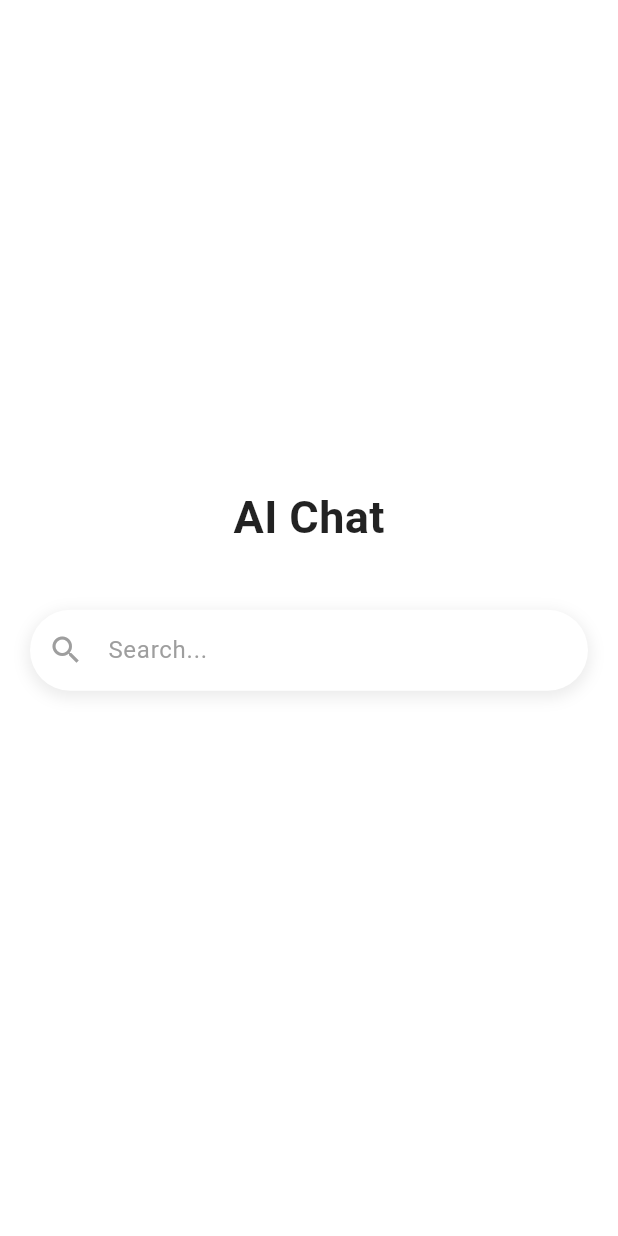
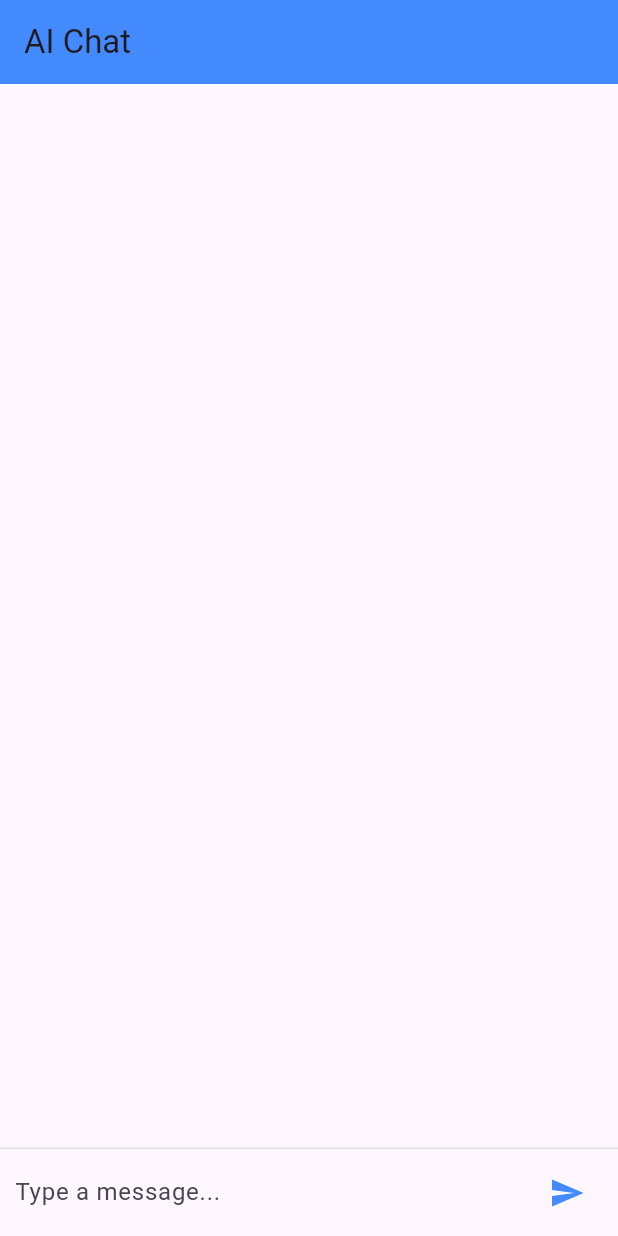
Before and after one commit to FarrelAD/Flutter-AI-Chat-App, a Flutter app: the screen it shows after launch, on a phone screen of 412 x 824 dp. Run offline on Flutter 3.47's test engine with Material 3 defaults, Android fonts, the phone set to English and light mode, and no system bars; our stand-ins replace flutter_dotenv.

Commit message:
update app layout

```diff
--- a/lib/main.dart
+++ b/lib/main.dart
@@ -1,70 +1,122 @@
 import 'package:flutter/material.dart';
+import 'package:flutter_dotenv/flutter_dotenv.dart';
+import 'package:flutter_ai_chat/AIModelHelper.dart';
 
-void main() {
-	runApp(MyApp());
+void main() async {
+	await dotenv.load(fileName: ".env");
+	runApp(const MyApp());
 }
 
 class MyApp extends StatelessWidget {
+	const MyApp({super.key});
+
 	@override
 	Widget build(BuildContext context) {
 		return MaterialApp(
-		debugShowCheckedModeBanner: false,
-		title: 'Search Page',
-		home: SearchHomePage(),
+			debugShowCheckedModeBanner: false,
+			title: 'AI Chat App',
+			home: const ChatHomePage(),
 		);
 	}
 }
 
-class SearchHomePage extends StatelessWidget {
+class ChatHomePage extends StatefulWidget {
+	const ChatHomePage({super.key});
+
+	@override
+	State<ChatHomePage> createState() => _ChatHomePageState();
+}
+
+class _ChatHomePageState extends State<ChatHomePage> {
+	final List<Map<String, String>> _messages = [];
+	final TextEditingController _controller = TextEditingController();
+
+	void _sendMessage(String text) async {
+		processChat("What is the capital of France?");
+
+
+
+		setState(() {
+			_messages.add({'user': text});
+		});
+
+		Future.delayed(const Duration(seconds: 1), () {
+			setState(() {
+				_messages.add({'ai': _getAIResponse(text)});
+			});
+		});
+	}
+
+	String _getAIResponse(String userMessage) {
+		return 'This is a response to "$userMessage"';
+	}
+
 	@override
 	Widget build(BuildContext context) {
 		return Scaffold(
-		backgroundColor: Colors.white,
-		body: Center(
-			child: Padding(
-			padding: const EdgeInsets.symmetric(horizontal: 20.0),
-			child: Column(
-				mainAxisAlignment: MainAxisAlignment.center,
+			appBar: AppBar(
+				title: const Text('AI Chat'),
+				backgroundColor: Colors.blueAccent,
+			),
+			body: Column(
 				children: [
-				// App Title or Logo
-				Text(
-					'AI Chat',
-					style: TextStyle(
-					fontSize: 30,
-					fontWeight: FontWeight.bold,
-					color: Colors.black87,
+					Expanded(
+						child: ListView.builder(
+							padding: const EdgeInsets.all(10.0),
+							itemCount: _messages.length,
+							itemBuilder: (context, index) {
+								final message = _messages[index];
+								final isUser = message.containsKey('user');
+								return Align(
+									alignment: isUser ? Alignment.centerRight : Alignment.centerLeft,
+									child: Container(
+										margin: const EdgeInsets.symmetric(vertical: 5.0),
+										padding: const EdgeInsets.all(12.0),
+										decoration: BoxDecoration(
+											color: isUser ? Colors.blueAccent : Colors.grey[300],
+											borderRadius: BorderRadius.circular(10.0),
+										),
+										child: Text(
+											isUser ? message['user']! : message['ai']!,
+											style: TextStyle(
+												color: isUser ? Colors.white : Colors.black87,
+											),
+										),
+									),
+								);
+							},
+						),
 					),
-				),
-				const SizedBox(height: 40),
-				// Search Box
-				Container(
-					decoration: BoxDecoration(
-					color: Colors.white,
-					borderRadius: BorderRadius.circular(30),
-					boxShadow: [
-						BoxShadow(
-						color: Colors.grey.withOpacity(0.2),
-						spreadRadius: 2,
-						blurRadius: 8,
-						offset: Offset(0, 3),
+					Container(
+						padding: const EdgeInsets.symmetric(horizontal: 10.0, vertical: 5.0),
+						decoration: BoxDecoration(
+							border: Border(top: BorderSide(color: Colors.grey[300]!)),
 						),
-					],
+						child: Row(
+							children: [
+								Expanded(
+									child: TextField(
+										controller: _controller,
+										decoration: const InputDecoration(
+											hintText: 'Type a message...',
+											border: InputBorder.none,
+										),
+									),
+								),
+								IconButton(
+									icon: const Icon(Icons.send, color: Colors.blueAccent),
+									onPressed: () {
+										if (_controller.text.trim().isNotEmpty) {
+											_sendMessage(_controller.text.trim());
+											_controller.clear();
+										}
+									},
+								),
+							],
+						),
 					),
-					child: TextField(
-					decoration: InputDecoration(
-						hintText: 'Search...',
-						hintStyle: TextStyle(fontSize: 16, color: Colors.grey),
-						prefixIcon: Icon(Icons.search, color: Colors.grey),
-						border: InputBorder.none,
-						contentPadding: EdgeInsets.symmetric(vertical: 15),
-					),
-					),
-				),
-				const SizedBox(height: 40)
 				],
 			),
-			),
-		),
 		);
 	}
 }
```
